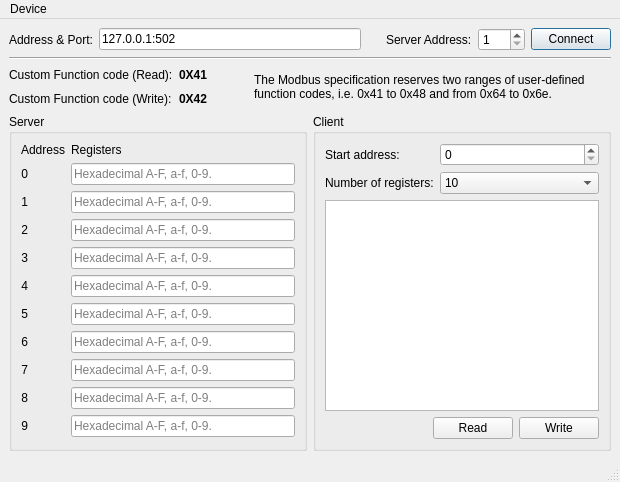
First picture: the form in qtserialbus/examples/serialbus/modbus/custom/mainwindow.ui, repository priority5/qt, before the edit.
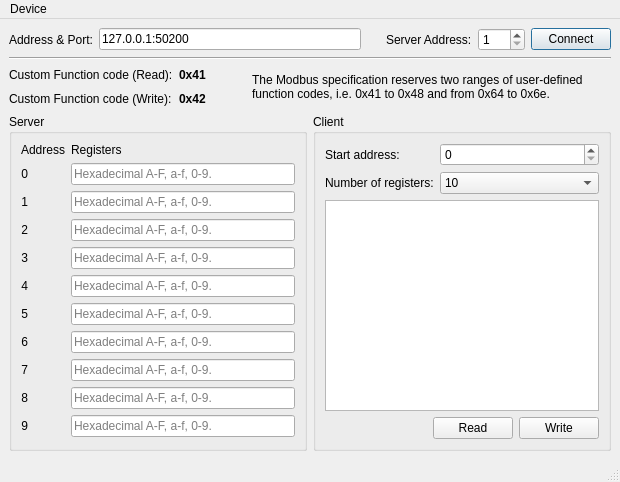
Second picture: the form after the edit. Icons and pictures are not drawn.

```diff
--- a/qtserialbus/examples/serialbus/modbus/custom/mainwindow.ui
+++ b/qtserialbus/examples/serialbus/modbus/custom/mainwindow.ui
@@ -39,7 +39,7 @@
          </sizepolicy>
         </property>
         <property name="text">
-         <string>127.0.0.1:502</string>
+         <string>127.0.0.1:50200</string>
         </property>
        </widget>
       </item>
@@ -142,7 +142,7 @@
          </font>
         </property>
         <property name="text">
-         <string>0X41</string>
+         <string>0x41</string>
         </property>
        </widget>
       </item>
@@ -199,7 +199,7 @@
          </font>
         </property>
         <property name="text">
-         <string>0X42</string>
+         <string>0x42</string>
         </property>
        </widget>
       </item>
```
Left out of the diff: 2 changed lines with no effect on the pictures.
